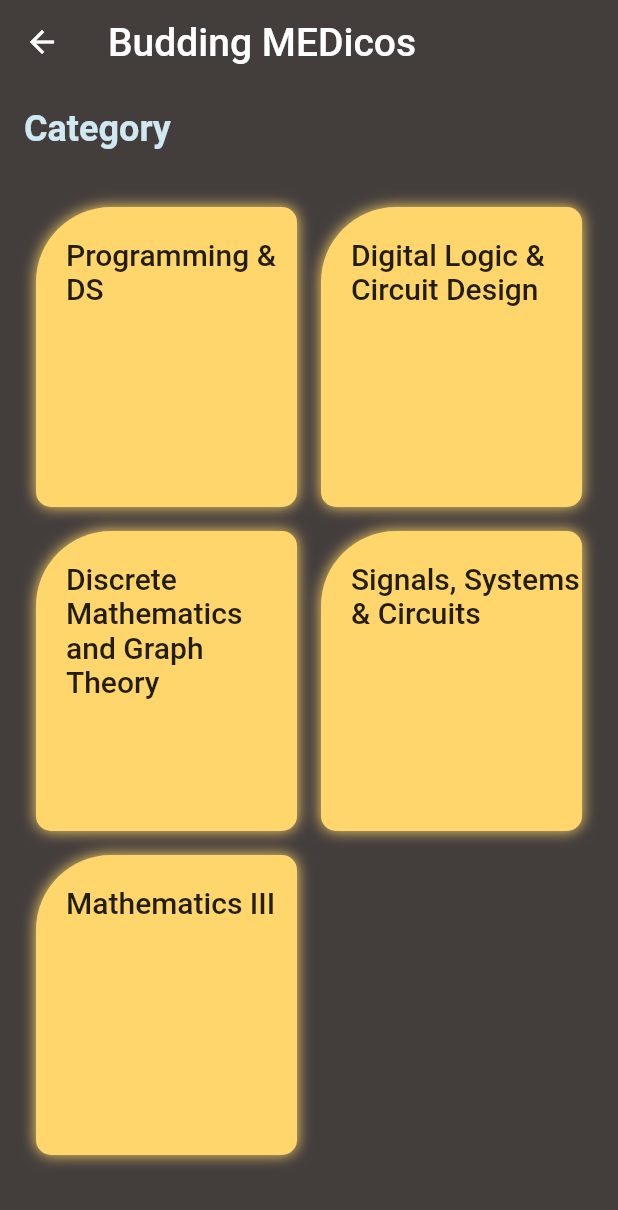
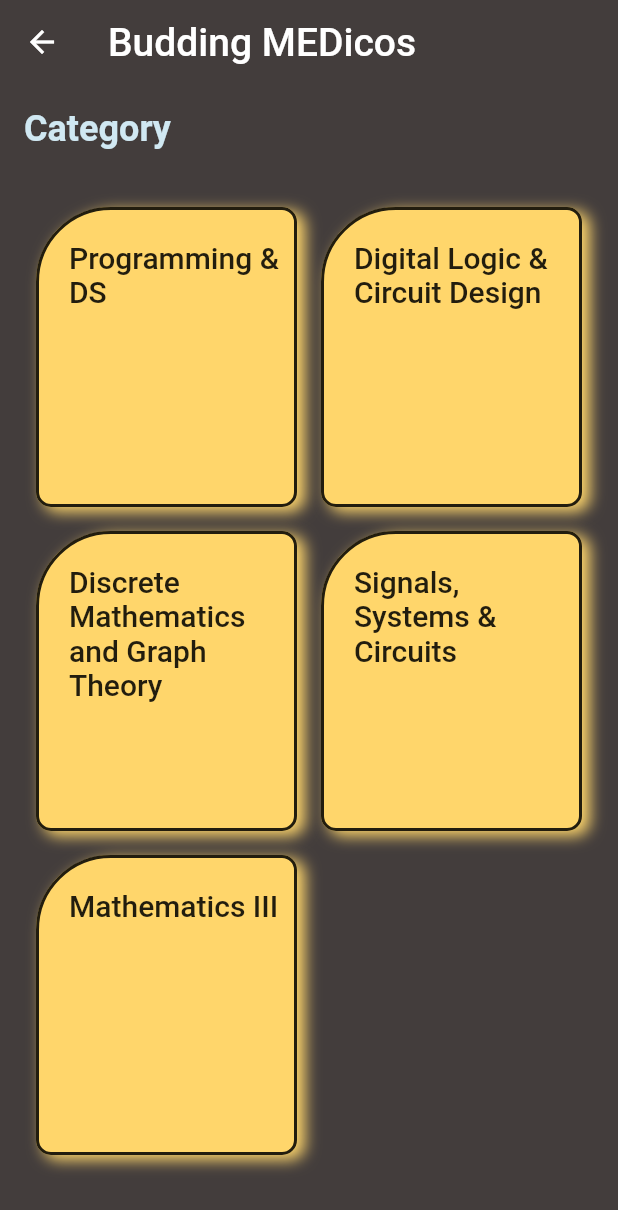
Before and after one commit to Pranab1109/IIEST_IT_eNotes, a Flutter app: the screen it shows after launch, after a tap on "Sem 3", on a phone screen of 412 x 824 dp. Shown: the top 1210 px of the screen. Run offline on Flutter 3.47's test engine with Material 2 defaults, Android fonts, the phone set to English and light mode, and no system bars; our stand-ins replace file_picker, firebase_core, firebase_database, firebase_storage; missing offline and left inert: flutter_plugin_pdf_viewer; accounts and stored records are empty.

Commit message:
Updated UI of thirdScreen.dart

```diff
--- a/lib/Screens/thirdScreen.dart
+++ b/lib/Screens/thirdScreen.dart
@@ -62,15 +62,15 @@ class _ThirdScreenState extends State<ThirdScreen> {
                     },
                     child: Container(
                       decoration: BoxDecoration(
-                          // border: Border.all(
-                          //   color: Colors.white,
-                          //   width: 2,
-                          // ),
+                          border: Border.all(
+                            color: Colors.black87,
+                            width: 2,
+                          ),
                           boxShadow: [
                             BoxShadow(
-                              color: items.color,
-                              blurRadius: 8.0,
-                            ),
+                                color: items.color,
+                                blurRadius: 8.0,
+                                offset: Offset(5, 3)),
                           ],
                           color: items.color,
                           borderRadius: BorderRadius.only(
```
